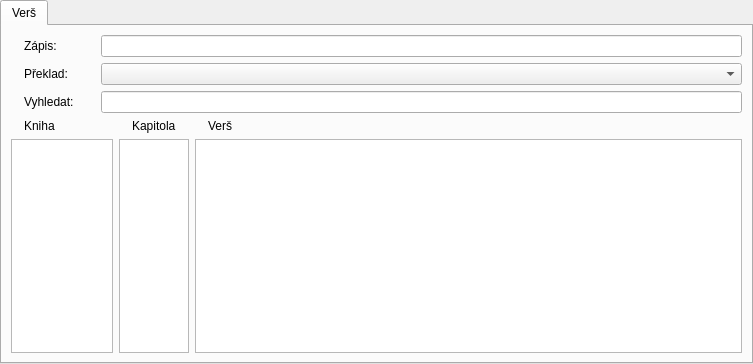
First picture: the form in src/wgt/bibleverseselectionwidget.ui, repository CZDanol/StrawLumen, before the edit.
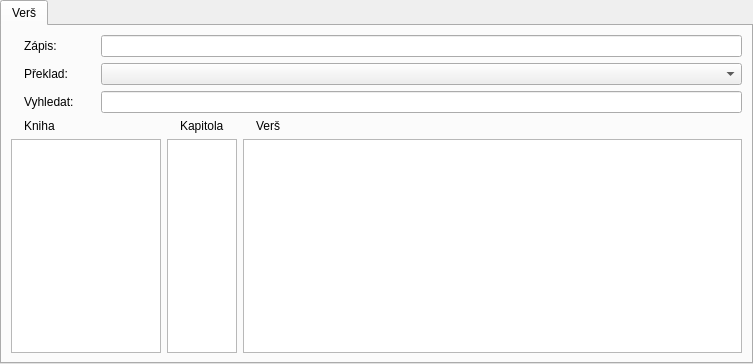
Second picture: the form after the edit. Icons and pictures are not drawn.

```diff
--- a/src/wgt/bibleverseselectionwidget.ui
+++ b/src/wgt/bibleverseselectionwidget.ui
@@ -98,6 +98,12 @@
              <verstretch>0</verstretch>
             </sizepolicy>
            </property>
+           <property name="minimumSize">
+            <size>
+             <width>150</width>
+             <height>0</height>
+            </size>
+           </property>
            <property name="editTriggers">
             <set>QAbstractItemView::NoEditTriggers</set>
            </property>
```
